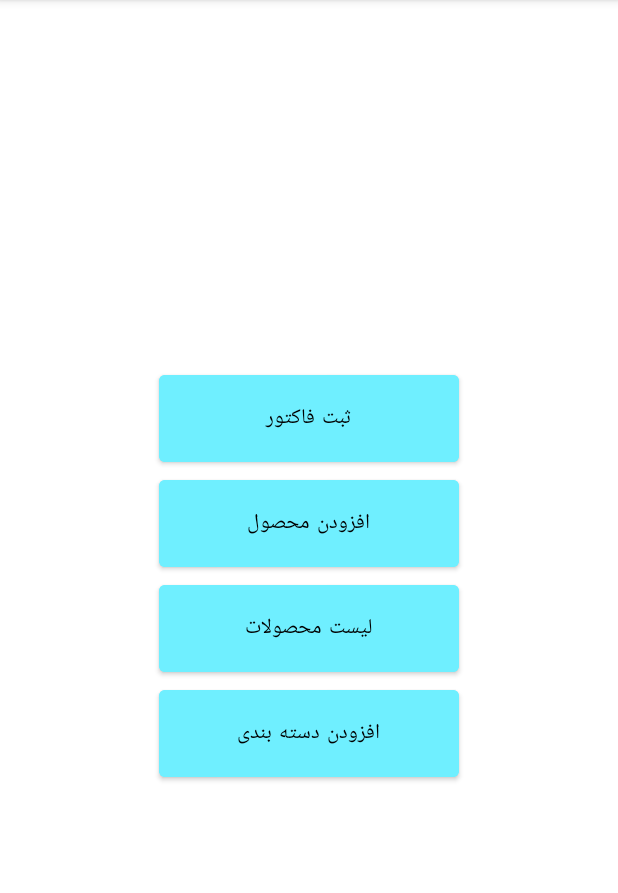
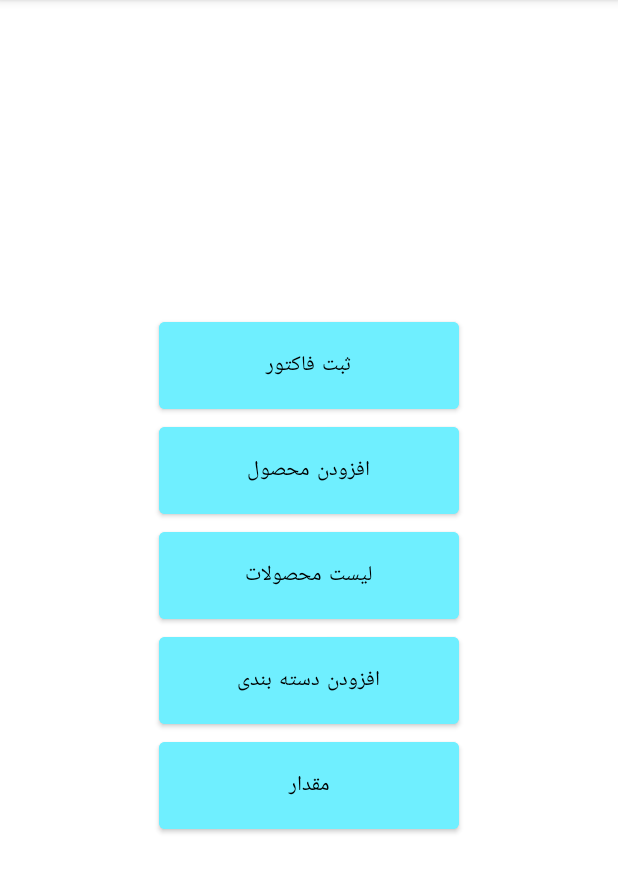
Before and after one commit to moeeenn/accountantApp, an Android app: the screen it shows after launch (MainActivity), on a phone screen of 412 x 824 dp, the part 84-977 px from its top. Run offline under Robolectric (Android 15) with nearby library versions, the phone set to English and light mode, and no system bars.

Commit message:
initial commit

```diff
--- a/app/src/main/java/com/example/myapplication1234/MainActivity.java
+++ b/app/src/main/java/com/example/myapplication1234/MainActivity.java
@@ -8,7 +8,7 @@ import android.view.View;
 import android.widget.Button;
 
 public class MainActivity extends AppCompatActivity {
-    Button btn4,btn1,btn2,btn3;
+    Button btn4,btn1,btn2,btn3,btn5;
 
     @Override
     protected void onCreate(Bundle savedInstanceState) {
@@ -51,5 +51,14 @@ public class MainActivity extends AppCompatActivity {
             }
         });
 
+        btn5=this.findViewById(R.id.btn5);
+        btn5.setOnClickListener(new View.OnClickListener() {
+            @Override
+            public void onClick(View view) {
+                Intent intent=new Intent(MainActivity.this,products_list_activity.class);
+                MainActivity.this.startActivity(intent);
+            }
+        });
+
     }
 }
--- a/app/src/main/res/layout/activity_main.xml
+++ b/app/src/main/res/layout/activity_main.xml
@@ -38,6 +38,13 @@
             android:textColor="@color/black"
             android:text="@string/btn_add_category"
             android:layout_height="70dp"/>
+        <Button
+            android:layout_width="200dp"
+            android:id="@+id/btn5"
+            android:backgroundTint="@color/color2"
+            android:textColor="@color/black"
+            android:text="@string/btn_all_factors"
+            android:layout_height="70dp"/>
     </LinearLayout>
 
 
--- a/app/src/main/res/values/strings.xml
+++ b/app/src/main/res/values/strings.xml
@@ -17,7 +17,7 @@
     <string name="delete">حذف </string>
     <string name="add_customer">افزودن </string>
     <string name="price2">مقدار </string>
-
+    <string name="btn_all_factors">مقدار </string>
 
 
 </resources>
```
Also changed, not shown: app/src/main/AndroidManifest.xml (+6 -3 lines), app/src/main/java/com/example/myapplication1234/factors_activity.java (added, +14 -0 lines), app/src/main/res/layout/activity_factors.xml (added, +9 -0 lines).
